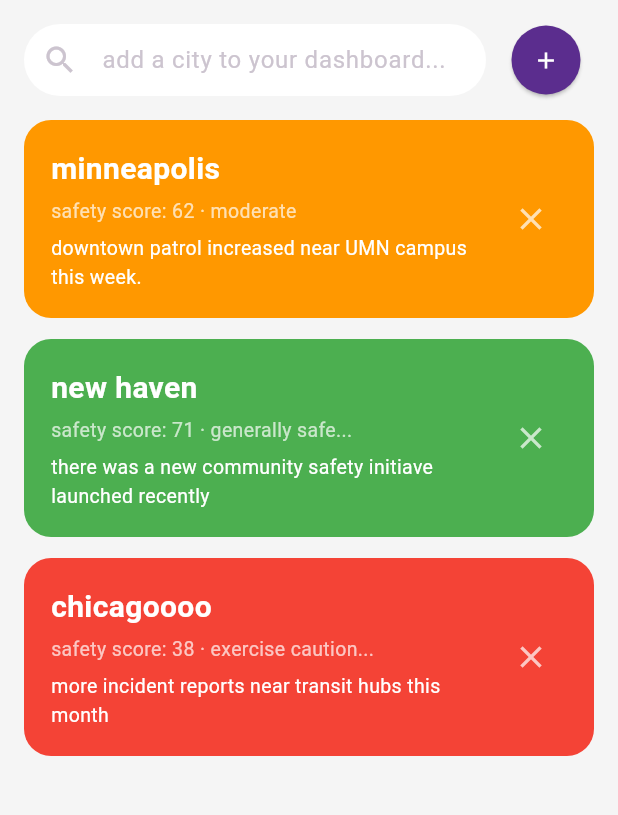
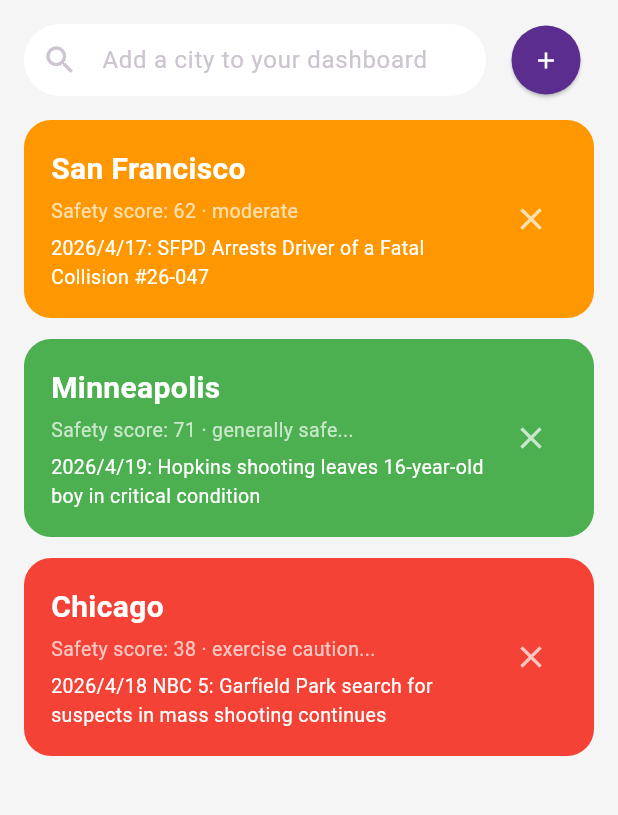
Before and after one commit to tvisha-t/techno-app, a Flutter app: the HomeScreen screen opened directly with empty values, on a phone screen of 412 x 824 dp, the part 84-899 px from its top. Run offline on Flutter 3.47's test engine with Material 3 defaults, Android fonts, the phone set to English and light mode, and no system bars; our stand-ins replace flutter_map, latlong2.

Commit message:
updates news headlines, updated titles

```diff
--- a/app_yay/lib/home_screen.dart
+++ b/app_yay/lib/home_screen.dart
@@ -5,25 +5,57 @@ import 'widgets/safe_haven_logo.dart';
 // note: i hardcoded placeholder city data for now so there's something to show
 // todo: replace w/ real data from crime API
 // each city has a map & has a namme, score (0–100), news blurb, and safety level label
-const List<Map<String, dynamic>> _placeholderCities = [
-  {
-    'name': 'minneapolis',
-    'score': 62,
-    'news': 'downtown patrol increased near UMN campus this week.',
-    'level': 'moderate',
-  },
-  {
-    'name': 'new haven',
-    'score': 71,
-    'news': 'there was a new community safety initiave launched recently',
-    'level': 'generally safe...',
-  },
-  {
-    'name': 'chicagoooo',
-    'score': 38,
-    'news': 'more incident reports near transit hubs this month',
-    'level': 'exercise caution...',
-  },
+
+class City {
+  final String name;
+  final int score;
+  final String level;
+  final String news;
+  final List<String> newsletters;
+
+  City({
+    required this.name,
+    required this.score,
+    required this.level,
+    required this.news,
+    required this.newsletters,
+  });
+}
+
+final List<City> _placeholderCities = [
+  City(
+    name: 'San Francisco',
+    score: 62,
+    news: '2026/4/17: SFPD Arrests Driver of a Fatal Collision #26-047',
+    level: 'moderate',
+    newsletters: [
+      '2026/4/17 MSN: SFPD Arrests Driver of a Fatal Collision #26-047',
+      '2026/4/16: Hit and run near Mission Street and South Van Ness Avenue',
+      '2026/4/6: Chinatown stabbing in broad daylight; Area evacuated',
+    ],
+  ),
+  City(
+    name: 'Minneapolis',
+    score: 71,
+    news: '2026/4/19: Hopkins shooting leaves 16-year-old boy in critical condition',
+    level: 'generally safe...',
+    newsletters: [
+      '2026/4/19: Hopkins shooting leaves 16-year-old boy in critical condition',
+      '2026/4/17: ICE-related safety concerns in downtown Roseville',
+      '2026/4/16: New safety measures implemented in downtown area',
+    ],
+  ),
+  City(
+    name: 'Chicago',
+    score: 38,
+    news: '2026/4/18 NBC 5: Garfield Park search for suspects in mass shooting continues',
+    level: 'exercise caution...',
+    newsletters: [
+      '2026/4/18 NBC 5: Garfield Park search for suspects in mass shooting continues',
+      '2026/4/17 FOC 32: Recent South Side shooting during heated argument',
+      '2026/4/17 ABC 7: Archer Heights blockaded due to fiery carh crash',
+    ],
+  ),
 ];
 
 class HomeScreen extends StatefulWidget {
@@ -53,21 +85,30 @@ class _HomeScreenState extends State<HomeScreen> {
     // city cards on dashbord starts w. the ones above
     // start w/ placeholder data
     // TODO: allow users to add & remove cities
-  List<Map<String, dynamic>> _cities = List.from(_placeholderCities);
+  List<City> _cities = List.from(_placeholderCities);
 
   // user types city name & presses +
   void _addCity(String name) {
-    if (name.trim().isEmpty) return;
-    setState(() {
-      _cities.add({
-        'name': name.trim(),
-        'score': 50, // placeholder
-        'news': 'safety data loading...', // placeholder, should be filled w/ api
-        'level': 'unknown...',
-      });
-    });
-    _searchController.clear();
-  }
+  if (name.trim().isEmpty) return;
+
+  setState(() {
+    _cities.add(
+      City(
+        name: name.trim(),
+        score: 50,
+        news: 'Safety data loading...',
+        level: 'unknown...',
+        newsletters: [
+          'Breaking update for ${name.trim()}',
+          'Local safety report emerging',
+          'Community advisory released',
+        ],
+      ),
+    );
+  });
+
+  _searchController.clear();
+}
 
   void _removeCity(int index) {
     setState(() => _cities.removeAt(index));
@@ -118,7 +159,7 @@ class _HomeScreenState extends State<HomeScreen> {
                   child: TextField(
                     controller: _searchController,
                     decoration: InputDecoration(
-                      hintText: 'add a city to your dashboard...',
+                      hintText: 'Add a city to your dashboard',
                       prefixIcon: const Icon(Icons.search),
                       filled: true,
                       fillColor: Colors.white,
@@ -151,8 +192,8 @@ class _HomeScreenState extends State<HomeScreen> {
             child: _cities.isEmpty
                 ? const Center(
                     child: Text(
-                      'no cities yet, lets add one above!',
-                      style: TextStyle(color: Colors.grey),
+                      'No cities yet, lets add one above!',
+                      style: TextStyle(color: Colors.black),
                     ),
                   )
                 : ListView.builder(
@@ -160,7 +201,7 @@ class _HomeScreenState extends State<HomeScreen> {
                     itemCount: _cities.length,
                     itemBuilder: (context, index) {
                       final city = _cities[index];
-                      final color = _scoreColor(city['score'] as int);
+                      final color = _scoreColor(city.score as int);
 
                       return GestureDetector(
                         // tapping a card = open city detail screen (move the data)
@@ -184,7 +225,7 @@ class _HomeScreenState extends State<HomeScreen> {
                                   crossAxisAlignment: CrossAxisAlignment.start,
                                   children: [
                                     Text(
-                                      city['name'] as String,
+                                      city.name as String,
                                       style: const TextStyle(
                                         color: Colors.white,
                                         fontSize: 20,
@@ -193,7 +234,7 @@ class _HomeScreenState extends State<HomeScreen> {
                                     ),
                                     const SizedBox(height: 4),
                                     Text(
-                                      'safety score: ${city['score']} · ${city['level']}',
+                                      'Safety score: ${city.score} · ${city.level}',
                                       style: const TextStyle(
                                         color: Colors.white70,
                                         fontSize: 13,
@@ -202,7 +243,7 @@ class _HomeScreenState extends State<HomeScreen> {
                                     const SizedBox(height: 6),
                                     // News blurb — truncated to 2 lines
                                     Text(
-                                      city['news'] as String,
+                                      city.news as String,
                                       style: const TextStyle(
                                         color: Colors.white,
                                         fontSize: 13,
--- a/app_yay/lib/map_screen.dart
+++ b/app_yay/lib/map_screen.dart
@@ -30,7 +30,7 @@ class _MapScreenState extends State<MapScreen> {
   // Safety zones in San Francisco
   final List<Map<String, dynamic>> _zones = [
     {
-      'name': 'downtown',
+      'name': 'Downtown',
       'level': 'be cautious!',
       'color': Colors.red,
       'incidents': '21 incidents reported in the last 2 weeks',
@@ -38,7 +38,7 @@ class _MapScreenState extends State<MapScreen> {
       'lng': -122.4194,
     },
     {
-      'name': 'bus stop',
+      'name': 'Bus Stop',
       'level': 'be careful!',
       'color': Colors.red,
       'incidents': '15 incidents reported in the last 2 weeks',
@@ -46,7 +46,7 @@ class _MapScreenState extends State<MapScreen> {
       'lng': -122.4094,
     },
     {
-      'name': 'north campus',
+      'name': 'North Campus',
       'level': 'moderate',
       'color': Colors.orange,
       'incidents': '8 incidents reported in the last 2 weeks',
@@ -54,7 +54,7 @@ class _MapScreenState extends State<MapScreen> {
       'lng': -122.4294,
     },
     {
-      'name': 'west campus',
+      'name': 'West Campus',
       'level': 'moderate',
       'color': Colors.orange,
       'incidents': '10 incidents reported in the last 2 weeks',
@@ -62,7 +62,7 @@ class _MapScreenState extends State<MapScreen> {
       'lng': -122.4394,
     },
     {
-      'name': 'east campus',
+      'name': 'East Campus',
       'level': 'usually safe',
       'color': Colors.green,
       'incidents': '3 incidents reported in the last 2 weeks',
@@ -70,7 +70,7 @@ class _MapScreenState extends State<MapScreen> {
       'lng': -122.4094,
     },
     {
-      'name': 'south campus',
+      'name': 'South Campus',
       'level': 'pretty safe',
       'color': Colors.green,
       'incidents': '2 incidents reported in the last 2 weeks',
@@ -86,7 +86,7 @@ class _MapScreenState extends State<MapScreen> {
       backgroundColor: isLightMode ? Colors.grey[100] : Colors.grey[900],
       appBar: AppBar(
         backgroundColor: _darkPurple,
-        title: const Text('safety heat map', style: TextStyle(color: Colors.white, fontWeight: FontWeight.bold)),
+        title: const Text('Safety heat map', style: TextStyle(color: Colors.white, fontWeight: FontWeight.bold)),
         actions: [
           Icon(isLightMode ? Icons.light_mode : Icons.dark_mode),
           Switch(value: isLightMode, onChanged: widget.onThemeToggle),
@@ -140,9 +140,9 @@ class _MapScreenState extends State<MapScreen> {
                     style: TextStyle(fontWeight: FontWeight.bold, fontSize: 12),
                   ),
                   const SizedBox(height: 8),
-                  _LegendDot(color: Colors.green, label: 'safe'),
-                  _LegendDot(color: Colors.orange, label: 'moderate'),
-                  _LegendDot(color: Colors.red, label: 'be careful'),
+                  _LegendDot(color: Colors.green, label: 'Safe'),
+                  _LegendDot(color: Colors.orange, label: 'Moderate'),
+                  _LegendDot(color: Colors.red, label: 'Be Careful'),
                 ],
               ),
             ),
@@ -200,7 +200,7 @@ class _MapScreenState extends State<MapScreen> {
                     const SizedBox(height: 12),
                     Text(
                       _zones.firstWhere((z) => z['name'] == _selectedZone)['incidents'] as String,
-                      style: const TextStyle(fontSize: 13, color: Colors.grey),
+                      style: const TextStyle(fontSize: 13, color: Colors.black87),
                     ),
                   ],
                 ),
--- a/app_yay/lib/sos_screen.dart
+++ b/app_yay/lib/sos_screen.dart
@@ -43,7 +43,7 @@ class _SosScreenState extends State<SosScreen> {
               if (!_sosActivated) ...[
                 // ── idle ───────────────────────────────
                 const Text(
-                  'press the button if you\nneed immediate help',
+                  'Press the button if you\nneed immediate help!!',
                   textAlign: TextAlign.center,
                   style: TextStyle(fontSize: 18, color: Colors.black54),
                 ),
```
Also changed, not shown: app_yay/lib/city_detail_screen.dart (+39 -37 lines), app_yay/lib/login_screen.dart (+7 -7 lines), app_yay/lib/report_screen.dart (+12 -12 lines).
